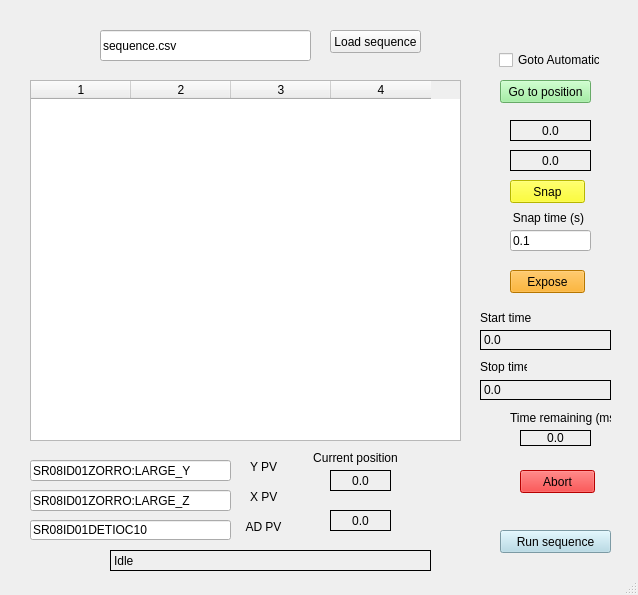
This is sequencer.ui in ChrisHall-IMBL/StepNShoot as Qt 5 draws it before an edit. The edited form follows.
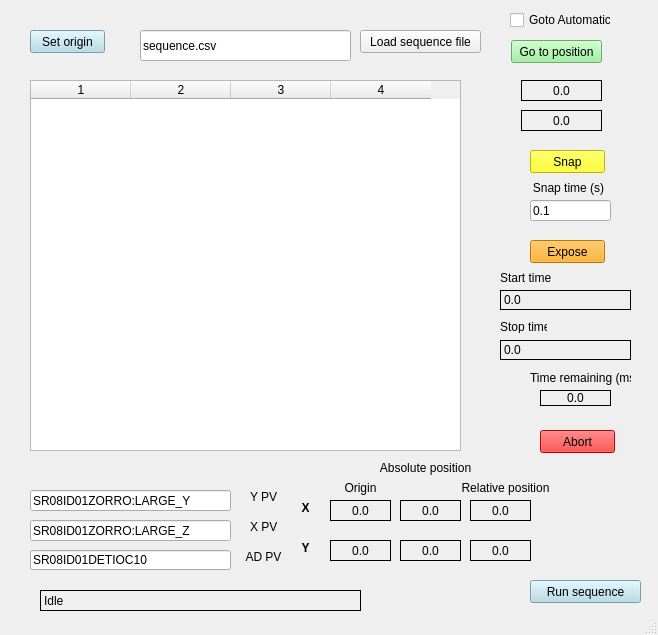
This is the edited form.

Commit message: Added the setting of the motor origin Table is now for relative moves.

What changed in the file:
```diff
--- a/sequencer.ui
+++ b/sequencer.ui
@@ -6,8 +6,8 @@
    <rect>
     <x>0</x>
     <y>0</y>
-    <width>638</width>
-    <height>595</height>
+    <width>658</width>
+    <height>635</height>
    </rect>
   </property>
   <property name="windowTitle">
@@ -20,7 +20,7 @@
       <x>30</x>
       <y>80</y>
       <width>431</width>
-      <height>361</height>
+      <height>371</height>
      </rect>
     </property>
     <property name="rowCount">
@@ -37,7 +37,7 @@
    <widget class="QLineEdit" name="lineEditSeqFile">
     <property name="geometry">
      <rect>
-      <x>100</x>
+      <x>140</x>
       <y>30</y>
       <width>211</width>
       <height>31</height>
@@ -50,21 +50,21 @@
    <widget class="QPushButton" name="pushButtonLoadSeq">
     <property name="geometry">
      <rect>
-      <x>330</x>
+      <x>360</x>
       <y>30</y>
-      <width>91</width>
+      <width>121</width>
       <height>23</height>
      </rect>
     </property>
     <property name="text">
-     <string>Load sequence</string>
+     <string>Load sequence file</string>
     </property>
    </widget>
    <widget class="QPushButton" name="pushButtonGo">
     <property name="geometry">
      <rect>
-      <x>500</x>
-      <y>530</y>
+      <x>530</x>
+      <y>580</y>
       <width>111</width>
       <height>23</height>
      </rect>
@@ -80,7 +80,7 @@
     <property name="geometry">
      <rect>
       <x>30</x>
-      <y>460</y>
+      <y>490</y>
       <width>201</width>
       <height>21</height>
      </rect>
@@ -88,12 +88,15 @@
     <property name="text">
      <string>SR08ID01ZORRO:LARGE_Y</string>
     </property>
+    <property name="readOnly">
+     <bool>true</bool>
+    </property>
    </widget>
    <widget class="QLineEdit" name="lineEditYPV">
     <property name="geometry">
      <rect>
       <x>30</x>
-      <y>490</y>
+      <y>520</y>
       <width>201</width>
       <height>21</height>
      </rect>
@@ -101,12 +104,15 @@
     <property name="text">
      <string>SR08ID01ZORRO:LARGE_Z</string>
     </property>
+    <property name="readOnly">
+     <bool>true</bool>
+    </property>
    </widget>
    <widget class="QLabel" name="label">
     <property name="geometry">
      <rect>
       <x>250</x>
-      <y>460</y>
+      <y>490</y>
       <width>47</width>
       <height>13</height>
      </rect>
@@ -119,7 +125,7 @@
     <property name="geometry">
      <rect>
       <x>250</x>
-      <y>490</y>
+      <y>520</y>
       <width>47</width>
       <height>13</height>
      </rect>
@@ -131,8 +137,8 @@
    <widget class="QLabel" name="labelXPos">
     <property name="geometry">
      <rect>
-      <x>330</x>
-      <y>470</y>
+      <x>400</x>
+      <y>500</y>
       <width>61</width>
       <height>21</height>
      </rect>
@@ -150,8 +156,8 @@
    <widget class="QLabel" name="labelYPos">
     <property name="geometry">
      <rect>
-      <x>330</x>
-      <y>510</y>
+      <x>400</x>
+      <y>540</y>
       <width>61</width>
       <height>21</height>
      </rect>
@@ -169,8 +175,8 @@
    <widget class="QPushButton" name="pushButtonGoTo">
     <property name="geometry">
      <rect>
-      <x>500</x>
-      <y>80</y>
+      <x>511</x>
+      <y>40</y>
       <width>91</width>
       <height>23</height>
      </rect>
@@ -185,14 +191,14 @@
    <widget class="QLabel" name="label_3">
     <property name="geometry">
      <rect>
-      <x>310</x>
-      <y>450</y>
+      <x>380</x>
+      <y>460</y>
       <width>91</width>
       <height>16</height>
      </rect>
     </property>
     <property name="text">
-     <string>Current position</string>
+     <string>Absolute position</string>
     </property>
     <property name="alignment">
      <set>Qt::AlignCenter</set>
@@ -201,8 +207,8 @@
    <widget class="QLabel" name="labelGoToX">
     <property name="geometry">
      <rect>
-      <x>510</x>
-      <y>120</y>
+      <x>521</x>
+      <y>80</y>
       <width>81</width>
       <height>21</height>
      </rect>
@@ -220,8 +226,8 @@
    <widget class="QLabel" name="labelGoToY">
     <property name="geometry">
      <rect>
-      <x>510</x>
-      <y>150</y>
+      <x>521</x>
+      <y>110</y>
       <width>81</width>
       <height>21</height>
      </rect>
@@ -239,8 +245,8 @@
    <widget class="QPushButton" name="pushButtonSnap">
     <property name="geometry">
      <rect>
-      <x>510</x>
-      <y>180</y>
+      <x>530</x>
+      <y>150</y>
       <width>75</width>
       <height>23</height>
      </rect>
@@ -255,8 +261,8 @@
    <widget class="QPushButton" name="pushButtonExpose">
     <property name="geometry">
      <rect>
-      <x>510</x>
-      <y>270</y>
+      <x>530</x>
+      <y>240</y>
       <width>75</width>
       <height>23</height>
      </rect>
@@ -271,8 +277,8 @@
    <widget class="QLabel" name="label_4">
     <property name="geometry">
      <rect>
-      <x>508</x>
-      <y>210</y>
+      <x>528</x>
+      <y>180</y>
       <width>81</width>
       <height>16</height>
      </rect>
@@ -287,8 +293,8 @@
    <widget class="QLineEdit" name="lineEditSnapTime">
     <property name="geometry">
      <rect>
-      <x>510</x>
-      <y>230</y>
+      <x>530</x>
+      <y>200</y>
       <width>81</width>
       <height>21</height>
      </rect>
@@ -301,7 +307,7 @@
     <property name="geometry">
      <rect>
       <x>30</x>
-      <y>520</y>
+      <y>550</y>
       <width>201</width>
       <height>20</height>
      </rect>
@@ -312,12 +318,15 @@
     <property name="maxLength">
      <number>32762</number>
     </property>
+    <property name="readOnly">
+     <bool>true</bool>
+    </property>
    </widget>
    <widget class="QLabel" name="labelADPV">
     <property name="geometry">
      <rect>
       <x>240</x>
-      <y>520</y>
+      <y>550</y>
       <width>47</width>
       <height>13</height>
      </rect>
@@ -332,8 +341,8 @@
    <widget class="QPushButton" name="pushButtonAbort">
     <property name="geometry">
      <rect>
-      <x>520</x>
-      <y>470</y>
+      <x>540</x>
+      <y>430</y>
       <width>75</width>
       <height>23</height>
      </rect>
@@ -348,8 +357,8 @@
    <widget class="QLabel" name="labelStatus">
     <property name="geometry">
      <rect>
-      <x>110</x>
-      <y>550</y>
+      <x>40</x>
+      <y>590</y>
       <width>321</width>
       <height>21</height>
      </rect>
@@ -364,8 +373,8 @@
    <widget class="QLabel" name="labelTime">
     <property name="geometry">
      <rect>
-      <x>520</x>
-      <y>430</y>
+      <x>540</x>
+      <y>390</y>
       <width>71</width>
       <height>16</height>
      </rect>
@@ -383,8 +392,8 @@
    <widget class="QLabel" name="label_5">
     <property name="geometry">
      <rect>
-      <x>510</x>
-      <y>410</y>
+      <x>530</x>
+      <y>370</y>
       <width>101</width>
       <height>16</height>
      </rect>
@@ -396,8 +405,8 @@
    <widget class="QLabel" name="labelStartTime">
     <property name="geometry">
      <rect>
-      <x>480</x>
-      <y>330</y>
+      <x>500</x>
+      <y>290</y>
       <width>131</width>
       <height>20</height>
      </rect>
@@ -412,8 +421,8 @@
    <widget class="QLabel" name="labelStopTime">
     <property name="geometry">
      <rect>
-      <x>480</x>
-      <y>380</y>
+      <x>500</x>
+      <y>340</y>
       <width>131</width>
       <height>20</height>
      </rect>
@@ -428,8 +437,8 @@
    <widget class="QLabel" name="label_6">
     <property name="geometry">
      <rect>
-      <x>480</x>
-      <y>310</y>
+      <x>500</x>
+      <y>270</y>
       <width>101</width>
       <height>16</height>
      </rect>
@@ -441,8 +450,8 @@
    <widget class="QLabel" name="label_7">
     <property name="geometry">
      <rect>
-      <x>480</x>
-      <y>360</y>
+      <x>500</x>
+      <y>320</y>
       <width>47</width>
       <height>13</height>
      </rect>
@@ -454,8 +463,8 @@
    <widget class="QCheckBox" name="checkBoxAuto">
     <property name="geometry">
      <rect>
-      <x>499</x>
-      <y>50</y>
+      <x>510</x>
+      <y>10</y>
       <width>101</width>
       <height>20</height>
      </rect>
@@ -464,6 +473,174 @@
      <string>Goto Automatic</string>
     </property>
    </widget>
+   <widget class="QPushButton" name="pushButtonSetOrigin">
+    <property name="geometry">
+     <rect>
+      <x>30</x>
+      <y>30</y>
+      <width>75</width>
+      <height>23</height>
+     </rect>
+    </property>
+    <property name="styleSheet">
+     <string notr="true">background-color:lightblue</string>
+    </property>
+    <property name="text">
+     <string>Set origin</string>
+    </property>
+   </widget>
+   <widget class="QLabel" name="labelXPosOrg">
+    <property name="geometry">
+     <rect>
+      <x>330</x>
+      <y>500</y>
+      <width>61</width>
+      <height>21</height>
+     </rect>
+    </property>
+    <property name="frameShape">
+     <enum>QFrame::Box</enum>
+    </property>
+    <property name="text">
+     <string>0.0</string>
+    </property>
+    <property name="alignment">
+     <set>Qt::AlignCenter</set>
+    </property>
+   </widget>
+   <widget class="QLabel" name="labelYPosOrg">
+    <property name="geometry">
+     <rect>
+      <x>330</x>
+      <y>540</y>
+      <width>61</width>
+      <height>21</height>
+     </rect>
+    </property>
+    <property name="frameShape">
+     <enum>QFrame::Box</enum>
+    </property>
+    <property name="text">
+     <string>0.0</string>
+    </property>
+    <property name="alignment">
+     <set>Qt::AlignCenter</set>
+    </property>
+   </widget>
+   <widget class="QLabel" name="labelXPosRel">
+    <property name="geometry">
+     <rect>
+      <x>470</x>
+      <y>500</y>
+      <width>61</width>
+      <height>21</height>
+     </rect>
+    </property>
+    <property name="frameShape">
+     <enum>QFrame::Box</enum>
+    </property>
+    <property name="text">
+     <string>0.0</string>
+    </property>
+    <property name="alignment">
+     <set>Qt::AlignCenter</set>
+    </property>
+   </widget>
+   <widget class="QLabel" name="labelYPosRel">
+    <property name="geometry">
+     <rect>
+      <x>470</x>
+      <y>540</y>
+      <width>61</width>
+      <height>21</height>
+     </rect>
+    </property>
+    <property name="frameShape">
+     <enum>QFrame::Box</enum>
+    </property>
+    <property name="text">
+     <string>0.0</string>
+    </property>
+    <property name="alignment">
+     <set>Qt::AlignCenter</set>
+    </property>
+   </widget>
+   <widget class="QLabel" name="label_8">
+    <property name="geometry">
+     <rect>
+      <x>330</x>
+      <y>480</y>
+      <width>61</width>
+      <height>16</height>
+     </rect>
+    </property>
+    <property name="text">
+     <string>Origin</string>
+    </property>
+    <property name="alignment">
+     <set>Qt::AlignCenter</set>
+    </property>
+   </widget>
+   <widget class="QLabel" name="label_9">
+    <property name="geometry">
+     <rect>
+      <x>460</x>
+      <y>480</y>
+      <width>91</width>
+      <height>16</height>
+     </rect>
+    </property>
+    <property name="text">
+     <string>Relative position</string>
+    </property>
+    <property name="alignment">
+     <set>Qt::AlignCenter</set>
+    </property>
+   </widget>
+   <widget class="QLabel" name="label_10">
+    <property name="geometry">
+     <rect>
+      <x>290</x>
+      <y>500</y>
+      <width>31</width>
+      <height>16</height>
+     </rect>
+    </property>
+    <property name="font">
+     <font>
+      <weight>75</weight>
+      <bold>true</bold>
+     </font>
+    </property>
+    <property name="text">
+     <string>X</string>
+    </property>
+    <property name="alignment">
+     <set>Qt::AlignCenter</set>
+    </property>
+   </widget>
+   <widget class="QLabel" name="label_11">
+    <property name="geometry">
+     <rect>
+      <x>290</x>
+      <y>540</y>
+      <width>31</width>
+      <height>16</height>
+     </rect>
+    </property>
+    <property name="font">
+     <font>
+      <weight>75</weight>
+      <bold>true</bold>
+     </font>
+    </property>
+    <property name="text">
+     <string>Y</string>
+    </property>
+    <property name="alignment">
+     <set>Qt::AlignCenter</set>
+    </property>
+   </widget>
   </widget>
   <widget class="QStatusBar" name="statusbar"/>
  </widget>
```
Left out of the diff: 4 changed lines with no effect on the pictures. The commit also changes 2 other files.
